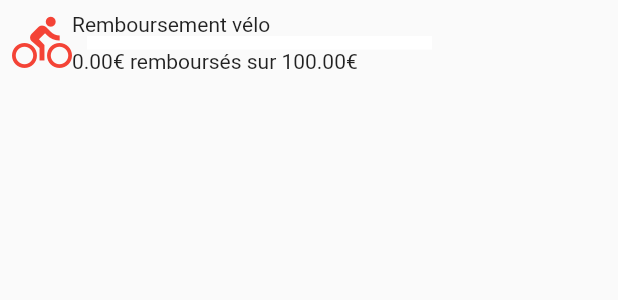
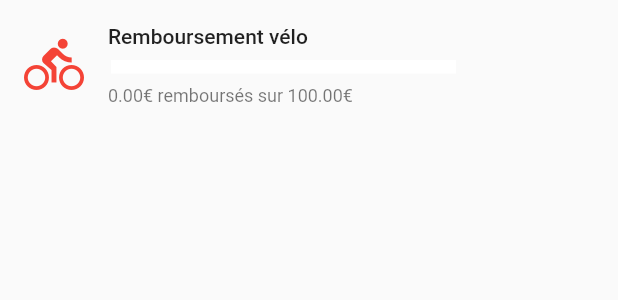
Before and after one commit to Neamar/v-lo, a Flutter app: the ObjectivePage widget shown alone on an empty page, opened directly, on a phone screen of 412 x 824 dp. Shown: the top 300 px of the screen. Run offline on Flutter 3.47's test engine with Material 2 defaults, Android fonts, the phone set to English and light mode, and no system bars; drawn by our look-alikes of percent_indicator; our stand-ins replace shared_preferences; accounts and stored records are empty.

Commit message:
Improved Item design

```diff
--- a/lib/objectives.dart
+++ b/lib/objectives.dart
@@ -24,17 +24,22 @@ class ObjectivePage extends AppTab {
             return Row(
               mainAxisSize: MainAxisSize.min,
               children: <Widget>[
-                Icon(
+                Padding(
+                  padding: const EdgeInsets.all(8.0),
+                  child: Icon(
                     item.getIcon(),
                     size: 40,
                     color: Colors.red,
+                  ),
                 ),
                 Column(
                   crossAxisAlignment: CrossAxisAlignment.start,
                   mainAxisSize: MainAxisSize.min,
                   children: <Widget>[
-                    Text(
-                      item.name,
+                    Padding(
+                      padding: const EdgeInsets.all(8.0),
+                      child: Text(item.name,
+                          style: Theme.of(context).textTheme.body2),
                     ),
                     LinearPercentIndicator(
                       width: 250,
@@ -43,11 +48,14 @@ class ObjectivePage extends AppTab {
                       backgroundColor: Colors.white,
                       progressColor: Theme.of(context).accentColor,
                     ),
-                    Text(
+                    Padding(
+                      padding: const EdgeInsets.all(8.0),
+                      child: Text(
                           Currency.formatPrice(item.priceReimbursed) +
                               "€ remboursés sur " +
                               Currency.formatPrice(item.price) +
                               '€',
+                          style: Theme.of(context).textTheme.caption),
                     ),
                   ],
                 )
@@ -97,7 +105,8 @@ class ObjectivePage extends AppTab {
           textColor: Colors.white,
           child: new Text('ENREGISTRER'),
           onPressed: () {
-            model.addItem(nameController.text, (100 * double.parse(priceController.text)).toInt());
+            model.addItem(nameController.text,
+                (100 * double.parse(priceController.text)).toInt());
             Navigator.of(context).pop();
           },
         ),
```
Lines whose indentation alone changed are shown as unchanged.
